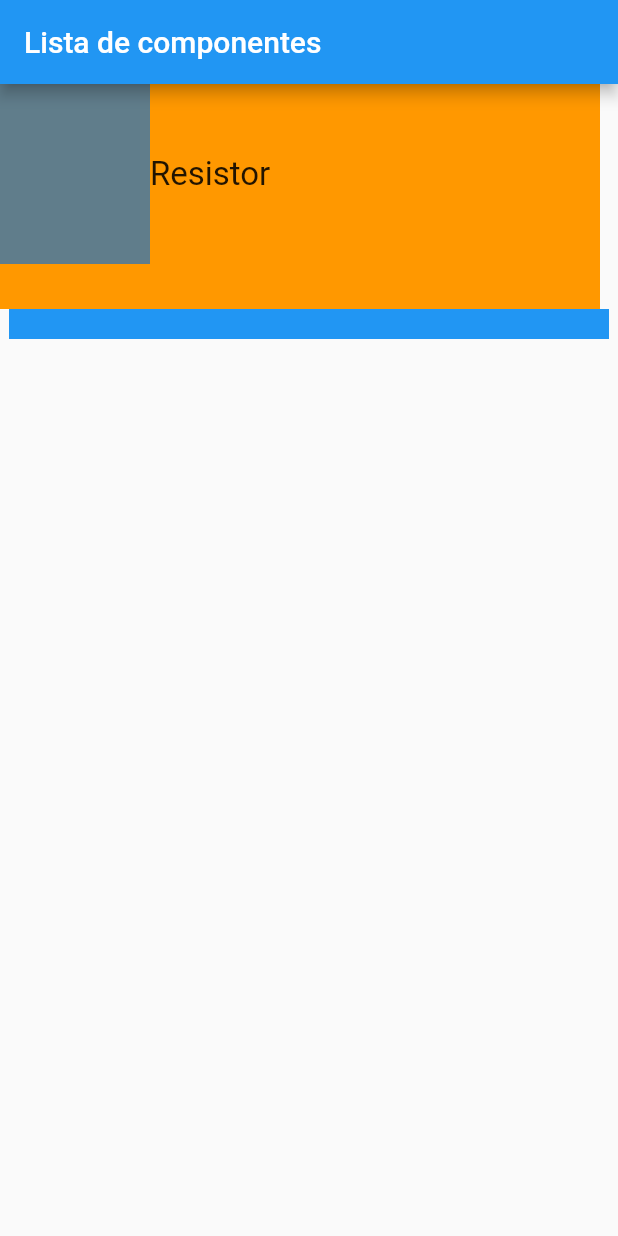
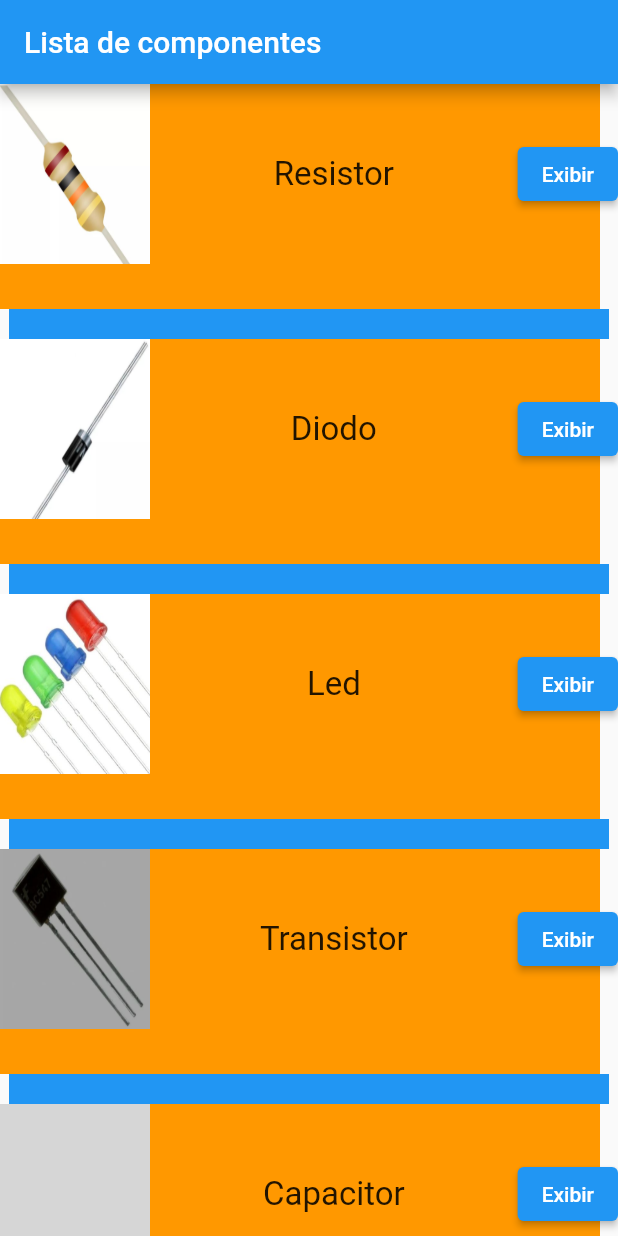
Before and after one commit to danielvieira95/DESM1, a Flutter app: the screen it shows after launch, on a phone screen of 412 x 824 dp. Run offline on Flutter 3.47's test engine with Material 2 defaults, Android fonts, the phone set to English and light mode, and no system bars; grey boxes are pictures that could not be loaded.

Commit message:
aplicativo lista de componentes
- App Lista de componentes

```diff
--- a/Codigos/Aplicativos_TurmaA/Aula13_turmaA/app_lista_componentes/lib/main.dart
+++ b/Codigos/Aplicativos_TurmaA/Aula13_turmaA/app_lista_componentes/lib/main.dart
@@ -2,11 +2,32 @@ import 'package:flutter/material.dart'; // Permite criar os widgets para SO Andr
 
 void main() {
   runApp(MaterialApp(
+    debugShowCheckedModeBanner: false,
     home: Scaffold(
       appBar: AppBar(
         title: Text("Lista de componentes"),
       ),
-      body: Column(
+      body: ListView(
+        children: [
+          ListaComponente('Resistor', 'assets/resistor.JPG'),
+          ListaComponente('Diodo', 'assets/diodo.JPG'),
+          ListaComponente('Led', 'assets/led.JPG'),
+          ListaComponente('Transistor', 'assets/transistor.JPG'),
+          ListaComponente('Capacitor', 'assets/capacitor.JPG'),
+        ],
+      ),
+    ),
+  ));
+}
+
+class ListaComponente extends StatelessWidget {
+  final String componente, imgc;
+  ListaComponente(this.componente, this.imgc,
+      {super.key}); // Construtor da classe
+
+  @override
+  Widget build(BuildContext context) {
+    return Column(
       children: [
         Stack(children: [
           Container(
@@ -15,17 +36,26 @@ void main() {
             height: 150,
           ),
           Row(
-              mainAxisAlignment: MainAxisAlignment.start,
+            mainAxisAlignment: MainAxisAlignment.spaceBetween,
             children: [
               Container(
                 color: Colors.blueGrey,
                 height: 120,
                 width: 100,
+                child: Image.asset(
+                  imgc,
+                  fit: BoxFit.fill,
+                ), // Boxfit. Fill a image preenche todo container
               ),
               Text(
-                  "Resistor",
+                componente,
                 style: TextStyle(fontSize: 22),
               ),
+              ElevatedButton(
+                  onPressed: () {
+                    print("Nome do componente $componente");
+                  },
+                  child: Text("Exibir")),
             ],
           ),
         ]),
@@ -35,7 +65,6 @@ void main() {
           height: 20,
         ),
       ],
-      ),
-    ),
-  ));
+    );
   }
+}
```
Also changed, not shown: Codigos/Aplicativos_TurmaA/Aula13_turmaA/app_lista_componentes/pubspec.yaml (+8 -6 lines), Codigos/Aplicativos_TurmaA/Aula13_turmaA/app_lista_componentes/assets/Capacitor.JPG (added), Codigos/Aplicativos_TurmaA/Aula13_turmaA/app_lista_componentes/assets/diodo.JPG (added), Codigos/Aplicativos_TurmaA/Aula13_turmaA/app_lista_componentes/assets/led.JPG (added), Codigos/Aplicativos_TurmaA/Aula13_turmaA/app_lista_componentes/assets/resistor.JPG (added), Codigos/Aplicativos_TurmaA/Aula13_turmaA/app_lista_componentes/assets/transistor.JPG (added). Lines whose indentation alone changed are shown as unchanged.
